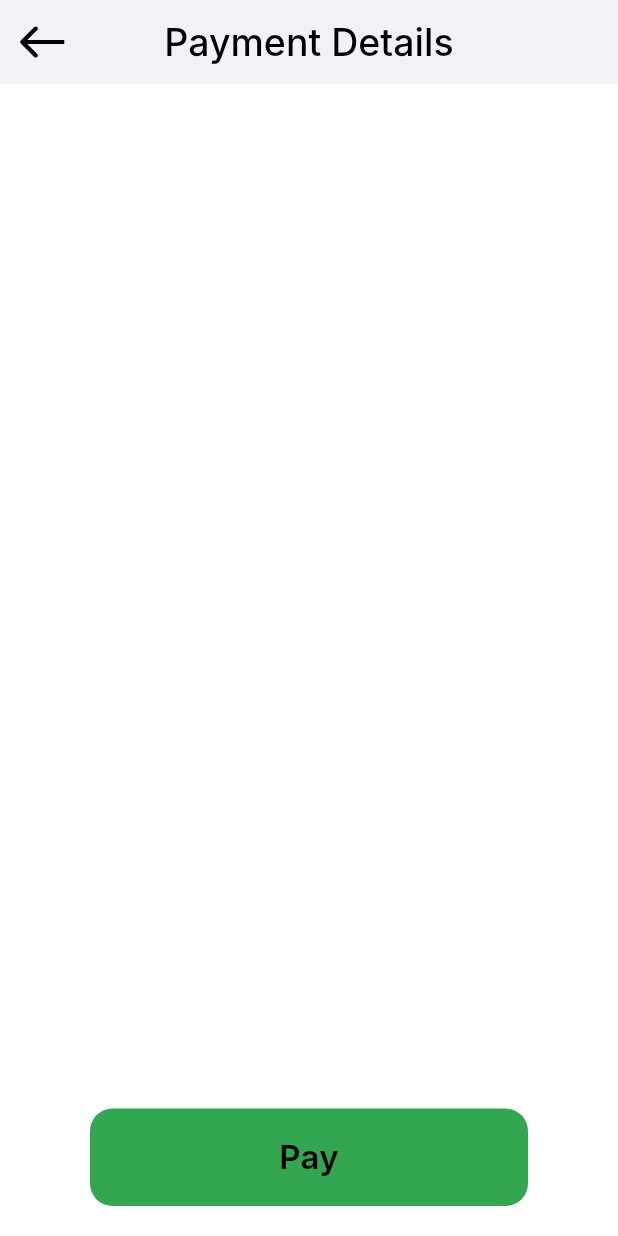
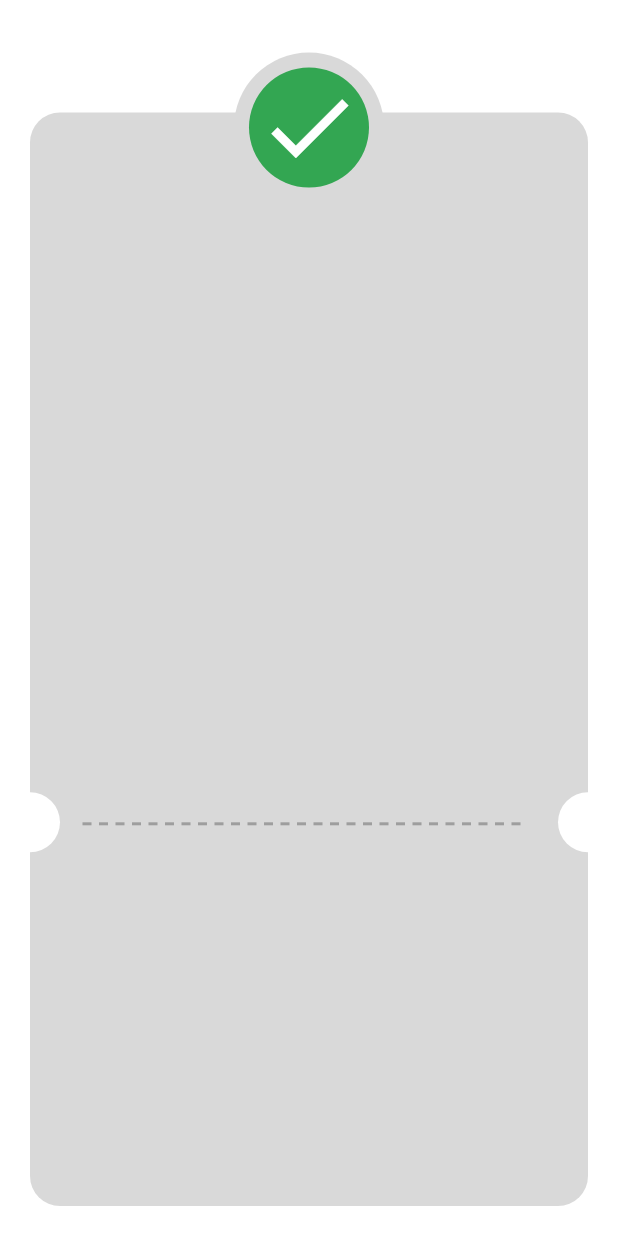
Before and after one commit to AhmedAbdelgawadHassan/Payment_App, a Flutter app: the PaymentDetailsView screen opened directly, scrolled down 576 dp, after a tap on "Pay", on a phone screen of 412 x 824 dp. Run offline on Flutter 3.47's test engine with Material 3 defaults, Android fonts, the phone set to English and light mode, and no system bars; drawn by our look-alikes of dotted_line, flutter_credit_card; our stand-ins replace flutter_svg, gap; Roboto replaces fonts that are missing (Inter).

Commit message:
finish Thanyou Card  only shape

```diff
--- a/lib/features/checkout/presentation/views/payment_details_view.dart
+++ b/lib/features/checkout/presentation/views/payment_details_view.dart
@@ -4,6 +4,7 @@ import 'package:flutter_svg/svg.dart';
 import 'package:gap/gap.dart';
 import 'package:payment/core/utils/appStyles.dart';
 import 'package:payment/core/widgets/custom_button.dart';
+import 'package:payment/features/checkout/presentation/views/thankYou_view.dart';
 import 'package:payment/features/checkout/presentation/views/widgets/custom_credit_card.dart';
 import 'package:payment/features/checkout/presentation/views/widgets/paymentMethods_listView.dart';
 
@@ -45,10 +46,11 @@ class PaymentDetailsView extends StatelessWidget {
                 padding: const EdgeInsets.only(bottom: 20,left: 60,right: 60),
                 child: CustomButton(
                   onTap: (){
-                    if(formKey.currentState!.validate())
+                    if(formKey.currentState!.validate())  // validate user inputs
                     {
                       formKey.currentState!.save();
                     }
+                    Navigator.push(context, MaterialPageRoute(builder: (context) => ThankyouView(),));
 
                   },
                    title: 'Pay',
--- /dev/null
+++ b/lib/features/checkout/presentation/views/thankYou_view.dart
@@ -0,0 +1,66 @@
+import 'package:dotted_line/dotted_line.dart';
+import 'package:flutter/material.dart';
+import 'package:payment/features/checkout/presentation/views/widgets/Check_Mark_Container.dart';
+import 'package:payment/features/checkout/presentation/views/widgets/thankYouCard.dart';
+
+class ThankyouView extends StatelessWidget {
+  const ThankyouView({super.key});
+
+  @override
+  Widget build(BuildContext context) {
+    return SafeArea(
+      child: Scaffold(
+        body: Padding(
+          padding: const EdgeInsets.only(
+            top: 75,
+            bottom: 20,
+            left: 20,
+            right: 20,
+          ),
+          child: Stack(
+            clipBehavior: Clip.none,
+            children: [
+              Thankyoucard(),
+              Positioned(
+                top: MediaQuery.of(context).size.height * 0.55,
+                left: -20,
+                child: drawCircle(40, Colors.white),
+              ),
+              Positioned(
+                top: MediaQuery.of(context).size.height * 0.55,
+                right: -20,
+                child: drawCircle(40, Colors.white),
+              ),
+              Positioned(
+                top: -40,
+                left: 0,
+                right: 0,
+                child: CheckMarkContainer()
+              ),
+              Positioned(
+                top: MediaQuery.of(context).size.height * 0.55+20,  // to make it in middle of circles
+                left: 35,
+                right: 35,
+                child: DottedLine(   // use Dotted Line Package to can draw dotted line
+                  dashLength: 6,
+                  dashGapLength: 5,
+                  lineThickness: 2,
+                  dashColor: Colors.grey.shade500,
+                ),
+              ),
+            ],
+          ),
+        ),
+      ),
+    );
+  }
+}
+
+Container drawCircle(double raduis, Color color) // Method Draws a Circle
+{
+  return Container(
+    width: raduis,
+    height: raduis,
+    decoration: BoxDecoration(shape: BoxShape.circle, color: color),
+  );
+}
--- /dev/null
+++ b/lib/features/checkout/presentation/views/widgets/Check_Mark_Container.dart
@@ -0,0 +1,21 @@
+import 'package:flutter/material.dart';
+
+class CheckMarkContainer extends StatelessWidget {
+  const CheckMarkContainer({super.key});
+
+  @override
+  Widget build(BuildContext context) {
+    return Container(
+                  padding: EdgeInsets.all(10),
+                  decoration: BoxDecoration(
+                    shape: BoxShape.circle,
+                    color: Color(0XFFD9D9D9),
+                  ),
+                  child: CircleAvatar(
+                    radius: 40,
+                    backgroundColor: Color(0xff33A652),
+                    child: Icon(Icons.check, size: 70, color: Colors.white),
+                  ),
+                );
+  }
+}
--- /dev/null
+++ b/lib/features/checkout/presentation/views/widgets/thankYouCard.dart
@@ -0,0 +1,15 @@
+import 'package:flutter/material.dart';
+
+class Thankyoucard extends StatelessWidget {
+  const Thankyoucard({super.key});
+
+  @override
+  Widget build(BuildContext context) {
+    return               Container(
+                decoration: BoxDecoration(
+                  color: Color(0XFFD9D9D9),
+                  borderRadius: BorderRadius.circular(20),
+                ),
+              );
+    }
+}
--- a/pubspec.yaml
+++ b/pubspec.yaml
@@ -37,6 +37,7 @@ dependencies:
   flutter_svg: ^2.2.1
   gap: ^3.0.1
   flutter_credit_card: ^4.1.0
+  dotted_line: ^3.2.3
 
 dev_dependencies:
   flutter_test:
```
Also changed, not shown: pubspec.lock.
